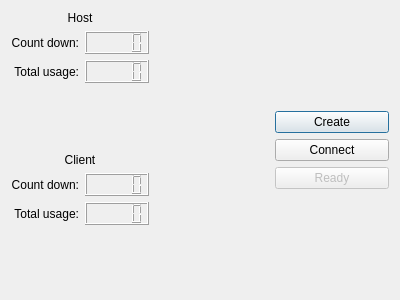
First picture: the form in dialog.ui, repository lazycal/QtGomoku, before the edit.
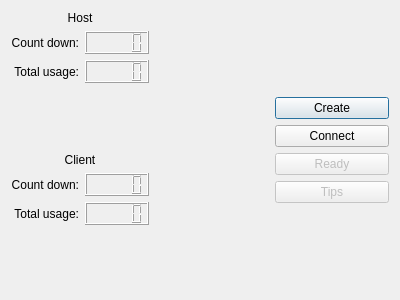
Second picture: the form after the edit. Custom widgets are drawn as their Qt base class.

The edit to the form file:
```diff
--- a/dialog.ui
+++ b/dialog.ui
@@ -158,6 +158,16 @@
        </property>
       </widget>
      </item>
+     <item>
+      <widget class="QPushButton" name="pushButton_4">
+       <property name="enabled">
+        <bool>false</bool>
+       </property>
+       <property name="text">
+        <string>Tips</string>
+       </property>
+      </widget>
+     </item>
      <item>
       <spacer name="verticalSpacer">
        <property name="orientation">
```
